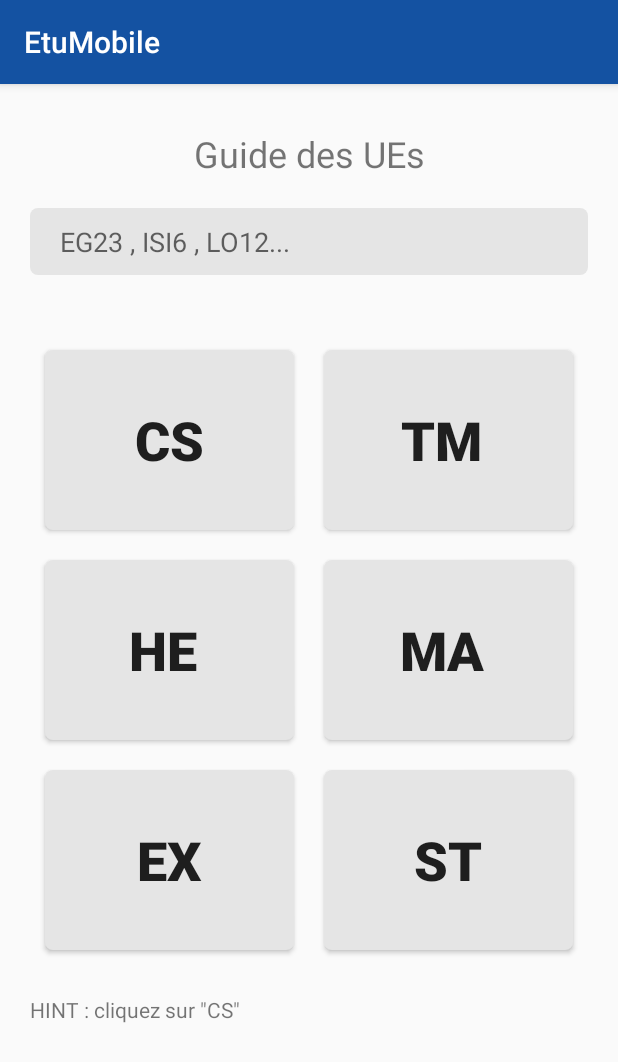
After one commit to swve/etumobile, an Android app: the UEHomeActivity screen opened directly, with no data from a screen before it, on a phone screen of 412 x 824 dp. The commit adds this screen. Shown: the top 1062 px of the screen. Run offline under Robolectric (Android 15) with nearby library versions, the phone set to English and light mode, and no system bars.

Commit message:
Guide des UE selon type

```diff
--- a/app/src/main/AndroidManifest.xml
+++ b/app/src/main/AndroidManifest.xml
@@ -9,7 +9,8 @@
         android:roundIcon="@mipmap/ic_launcher_round"
         android:supportsRtl="true"
         android:theme="@style/AppTheme">
-        <activity android:name=".UEActivity"></activity>
+        <activity android:name=".UEHomeActivity"></activity>
+        <activity android:name=".UEActivity" />
         <activity android:name=".InternshipActivity" />
         <activity android:name=".InfoActivity" />
         <activity android:name=".ParamsActivity" />
--- a/app/src/main/java/com/eg23/etumobile/MainActivity.java
+++ b/app/src/main/java/com/eg23/etumobile/MainActivity.java
@@ -107,7 +107,7 @@ public class MainActivity extends AppCompatActivity
             return true;
         }
         else if (id == R.id.ue_guide) {
-            Intent myIntent = new Intent(MainActivity.this, UEActivity.class);
+            Intent myIntent = new Intent(MainActivity.this, UEHomeActivity.class);
             MainActivity.this.startActivity(myIntent);
             return true;
         }
--- /dev/null
+++ b/app/src/main/java/com/eg23/etumobile/UEHomeActivity.java
@@ -0,0 +1,28 @@
+package com.eg23.etumobile;
+
+import android.content.Intent;
+import android.support.v7.app.AppCompatActivity;
+import android.os.Bundle;
+import android.view.View;
+import android.widget.Button;
+import android.widget.ImageView;
+
+public class UEHomeActivity extends AppCompatActivity {
+
+    @Override
+    protected void onCreate(Bundle savedInstanceState) {
+        super.onCreate(savedInstanceState);
+        setContentView(R.layout.activity_uehome);
+
+        Button cs_btn =  findViewById(R.id.buttonCS);
+        cs_btn.setOnClickListener(new View.OnClickListener() {
+
+            public void onClick(View v) {
+                Intent myIntent = new Intent(UEHomeActivity.this, UEActivity.class);
+                UEHomeActivity.this.startActivity(myIntent);
+                //Toast.makeText(ProfileActivity.this, "Bienvenue à l'application étudiante de l'UTT", Toast.LENGTH_SHORT).show();
+
+            }
+        });
+    }
+}
--- a/app/src/main/res/layout/activity_ue.xml
+++ b/app/src/main/res/layout/activity_ue.xml
@@ -66,7 +66,7 @@
                             android:layout_margin="10dp"
                             android:background="@drawable/rounded"
                             android:padding="7dp"
-                            android:text="Techniques et methodes " />
+                            android:text="Connaisances scientifiques" />
 
                         <TextView
                             android:id="@+id/textView16"
--- /dev/null
+++ b/app/src/main/res/layout/activity_uehome.xml
@@ -0,0 +1,156 @@
+<?xml version="1.0" encoding="utf-8"?>
+<android.support.constraint.ConstraintLayout xmlns:android="http://schemas.android.com/apk/res/android"
+    xmlns:app="http://schemas.android.com/apk/res-auto"
+    xmlns:tools="http://schemas.android.com/tools"
+    android:layout_width="match_parent"
+    android:layout_height="match_parent"
+    tools:context=".UEHomeActivity">
+
+    <LinearLayout
+        android:layout_width="0dp"
+        android:layout_height="wrap_content"
+        android:orientation="vertical"
+        app:layout_constraintEnd_toEndOf="parent"
+        app:layout_constraintStart_toStartOf="parent"
+        tools:layout_editor_absoluteY="8dp">
+
+        <TextView
+            android:id="@+id/textView11"
+            android:layout_width="match_parent"
+            android:layout_height="wrap_content"
+            android:paddingTop="30dp"
+            android:text="Guide des UEs"
+            android:textAlignment="center"
+            android:textSize="24sp" />
+
+        <EditText
+            android:id="@+id/editText"
+            android:layout_width="match_parent"
+            android:layout_height="wrap_content"
+            android:layout_margin="20dp"
+            android:background="@drawable/rounded"
+            android:ems="10"
+            android:hint="EG23 , ISI6 , LO12..."
+            android:inputType="textPersonName"
+            android:paddingLeft="20dp"
+            android:paddingTop="10dp"
+            android:paddingRight="20dp"
+            android:paddingBottom="10dp" />
+
+        <LinearLayout
+            android:layout_width="match_parent"
+            android:layout_height="match_parent"
+            android:orientation="vertical"
+            android:paddingTop="20dp">
+
+            <LinearLayout
+                android:layout_width="match_parent"
+                android:layout_height="match_parent"
+                android:layout_marginLeft="20dp"
+                android:layout_marginTop="0dp"
+                android:layout_marginRight="20dp"
+                android:layout_weight="1"
+                android:orientation="horizontal">
+
+                <Button
+                    android:id="@+id/buttonCS"
+                    android:layout_width="wrap_content"
+                    android:layout_height="120dp"
+                    android:layout_margin="10dp"
+                    android:layout_weight="1"
+                    android:background="@drawable/rounded"
+                    android:text="CS"
+                    android:textSize="36sp"
+                    android:textStyle="bold" />
+
+                <Button
+                    android:id="@+id/button2"
+                    android:layout_width="wrap_content"
+                    android:layout_height="120dp"
+                    android:layout_margin="10dp"
+                    android:layout_weight="1"
+                    android:background="@drawable/rounded"
+                    android:text="TM "
+                    android:textSize="36sp"
+                    android:textStyle="bold" />
+
+            </LinearLayout>
+
+            <LinearLayout
+                android:layout_width="match_parent"
+                android:layout_height="match_parent"
+                android:layout_marginLeft="20dp"
+                android:layout_marginTop="0dp"
+                android:layout_marginRight="20dp"
+                android:layout_weight="1"
+                android:orientation="horizontal">
+
+                <Button
+                    android:id="@+id/buttonCS"
+                    android:layout_width="wrap_content"
+                    android:layout_height="120dp"
+                    android:layout_margin="10dp"
+                    android:layout_weight="1"
+                    android:background="@drawable/rounded"
+                    android:text="HE "
+                    android:textSize="36sp"
+                    android:textStyle="bold" />
+
+                <Button
+                    android:id="@+id/button2"
+                    android:layout_width="wrap_content"
+                    android:layout_height="120dp"
+                    android:layout_margin="10dp"
+                    android:layout_weight="1"
+                    android:background="@drawable/rounded"
+                    android:text="MA "
+                    android:textSize="36sp"
+                    android:textStyle="bold" />
+
+            </LinearLayout>
+
+            <LinearLayout
+                android:layout_width="match_parent"
+                android:layout_height="match_parent"
+                android:layout_marginLeft="20dp"
+                android:layout_marginTop="0dp"
+                android:layout_marginRight="20dp"
+                android:layout_weight="1"
+                android:orientation="horizontal">
+
+                <Button
+                    android:id="@+id/buttonCS"
+                    android:layout_width="wrap_content"
+                    android:layout_height="120dp"
+                    android:layout_margin="10dp"
+                    android:layout_weight="1"
+                    android:background="@drawable/rounded"
+                    android:text="EX"
+                    android:textSize="36sp"
+                    android:textStyle="bold" />
+
+                <Button
+                    android:id="@+id/button2"
+                    android:layout_width="wrap_content"
+                    android:layout_height="120dp"
+                    android:layout_margin="10dp"
+                    android:layout_weight="1"
+                    android:background="@drawable/rounded"
+                    android:text="ST"
+                    android:textSize="36sp"
+                    android:textStyle="bold" />
+
+            </LinearLayout>
+
+            <TextView
+                android:id="@+id/textView18"
+                android:layout_width="match_parent"
+                android:layout_height="wrap_content"
+                android:layout_weight="1"
+                android:padding="20dp"
+                android:text='HINT : cliquez sur "CS"' />
+
+        </LinearLayout>
+
+    </LinearLayout>
+</android.support.constraint.ConstraintLayout>
```
